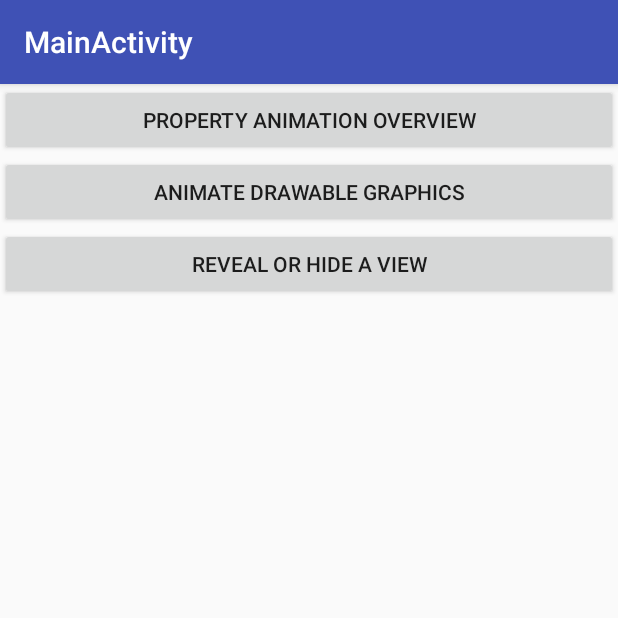
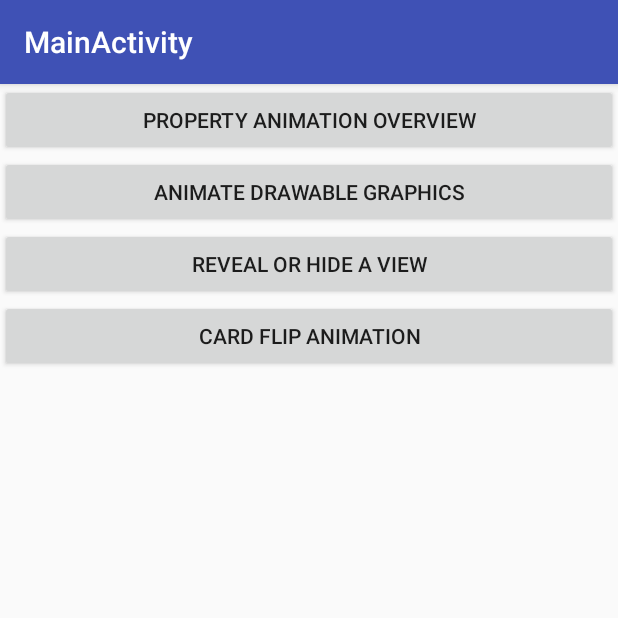
Before and after one commit to DarushDev/example-android-animations-and-transitions, an Android app: the screen it shows after launch (MainActivity), on a phone screen of 412 x 824 dp, the top half of it. Run offline under Robolectric (Android 15) with nearby library versions, the phone set to English and light mode, and no system bars.

Commit message:
# Open CardFlipActivity from MainActivity # Attach front card fragment to CardFlipActivity

```diff
--- a/app/src/main/java/com/example/sampleandroidanimationsandtransitions/MainActivity.java
+++ b/app/src/main/java/com/example/sampleandroidanimationsandtransitions/MainActivity.java
@@ -7,11 +7,7 @@ import android.support.v7.widget.Toolbar;
 import android.view.View;
 import android.widget.Button;
 
-public class MainActivity extends AppCompatActivity implements View.OnClickListener {
-
-    Button btnPropertyAnimationOverview;
-    Button btnDrawableGraphics;
-    Button btnRevealOrHide;
+public class MainActivity extends AppCompatActivity {
 
     @Override
     protected void onCreate(Bundle savedInstanceState) {
@@ -20,29 +16,34 @@ public class MainActivity extends AppCompatActivity implements View.OnClickListe
         Toolbar toolbar = findViewById(R.id.toolbar);
         setSupportActionBar(toolbar);
 
-        btnPropertyAnimationOverview = findViewById(R.id.button_main_propertyanimation);
-        btnDrawableGraphics = findViewById(R.id.button_main_drawablegraphics);
-        btnRevealOrHide = findViewById(R.id.button_main_revealorhide);
+        findViewById(R.id.button_main_propertyanimation).setOnClickListener(new View.OnClickListener() {
+            @Override
+            public void onClick(View view) {
+                startActivity(new Intent(MainActivity.this, PropertyAnimationActivity.class));
+            }
+        });
 
-        btnPropertyAnimationOverview.setOnClickListener(this);
-        btnDrawableGraphics.setOnClickListener(this);
-        btnRevealOrHide.setOnClickListener(this);
+        findViewById(R.id.button_main_drawablegraphics).setOnClickListener(new View.OnClickListener() {
+            @Override
+            public void onClick(View view) {
+                startActivity(new Intent(MainActivity.this, DrawableGraphicsActivity.class));
+            }
+        });
 
+        findViewById(R.id.button_main_revealorhide).setOnClickListener(new View.OnClickListener() {
+            @Override
+            public void onClick(View view) {
+                startActivity(new Intent(MainActivity.this, RevealOrHideActivity.class));
+            }
+        });
+
+        findViewById(R.id.button_main_cardflip).setOnClickListener(new View.OnClickListener() {
+            @Override
+            public void onClick(View view) {
+                startActivity(new Intent(MainActivity.this, CardFlipActivity.class));
+            }
+        });
 
     }
 
-    @Override
-    public void onClick(View view) {
-        switch (view.getId()) {
-            case R.id.button_main_propertyanimation:
-                startActivity(new Intent(MainActivity.this, PropertyAnimationActivity.class));
-                break;
-            case R.id.button_main_drawablegraphics:
-                startActivity(new Intent(MainActivity.this, DrawableGraphicsActivity.class));
-                break;
-            case R.id.button_main_revealorhide:
-                startActivity(new Intent(MainActivity.this, RevealOrHideActivity.class));
-                break;
-        }
-    }
 }
--- a/app/src/main/res/layout/content_main.xml
+++ b/app/src/main/res/layout/content_main.xml
@@ -26,5 +26,10 @@
         android:id="@+id/button_main_revealorhide"
         android:layout_width="match_parent"
         android:layout_height="wrap_content" />
+    <Button
+        android:text="Card Flip Animation"
+        android:id="@+id/button_main_cardflip"
+        android:layout_width="match_parent"
+        android:layout_height="wrap_content" />
 
 </LinearLayout>
```
Also changed, not shown: app/src/main/java/com/example/sampleandroidanimationsandtransitions/CardFlipActivity.java (+7 -0 lines), app/src/main/res/layout/activity_card_flip.xml (+8 -2 lines).
